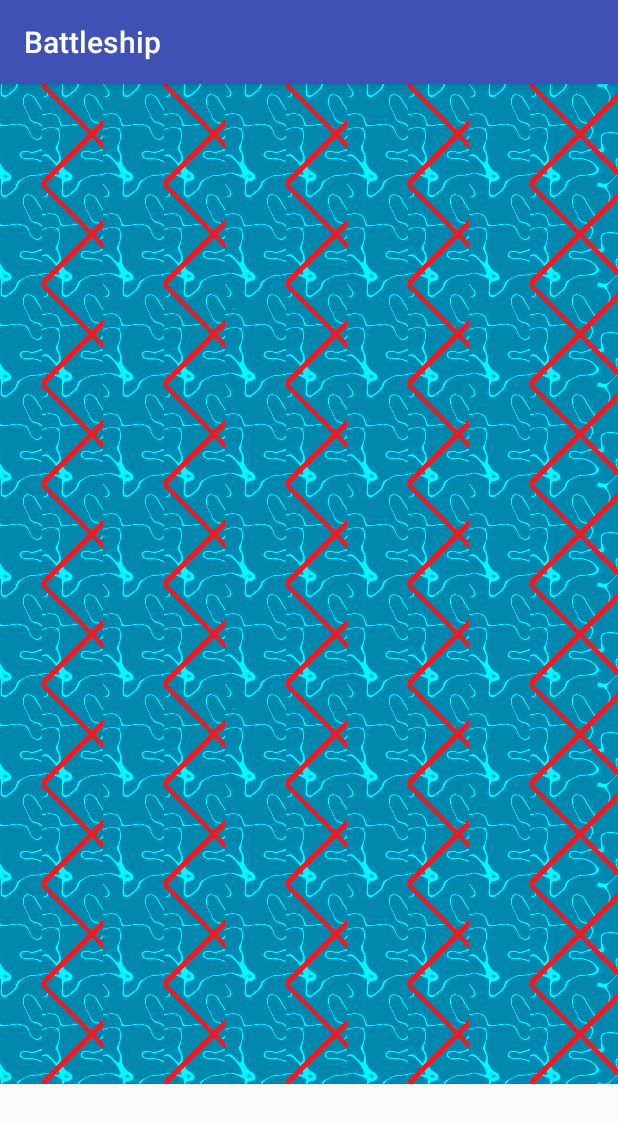
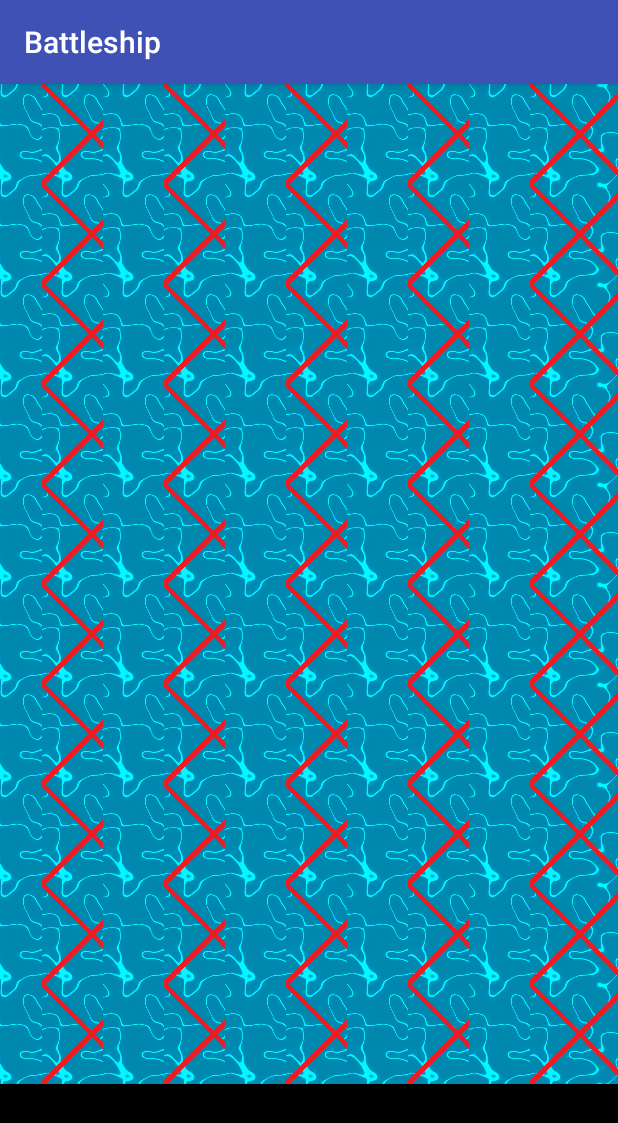
Before and after one commit to chclause/Battleship, an Android app: the PlayerActivity screen opened directly, with no data from a screen before it, on a phone screen of 412 x 824 dp. Shown: the top 1123 px of the screen. Run offline under Robolectric (Android 15) with nearby library versions, the phone set to English and light mode, and no system bars.

Commit message:
moving on

```diff
--- a/app/src/main/java/com/example/charlie/battleship/GridAdapter.kt
+++ b/app/src/main/java/com/example/charlie/battleship/GridAdapter.kt
@@ -1,6 +1,7 @@
 package com.example.charlie.battleship
 
 import android.content.Context
+import android.graphics.Color
 import android.view.View
 import android.view.ViewGroup
 import android.widget.BaseAdapter
@@ -18,6 +19,7 @@ class GridAdapter(getContext : Context) : BaseAdapter() {
         return 100
     }
 
+
     override fun getView(position: Int, convertView: View?, parent: ViewGroup?): View {
         // Load up a new custom square image if there are none with square dimensions and fill space
         //  otherwise just set it to return
@@ -25,13 +27,12 @@ class GridAdapter(getContext : Context) : BaseAdapter() {
         if (convertView == null) {
             imageView = SquareImageView(context)
             imageView.layoutParams = ViewGroup.LayoutParams(100, 100)
-            imageView.scaleType = ImageView.ScaleType.FIT_XY
+            imageView.scaleType = ImageView.ScaleType.CENTER_CROP
             imageView.setPadding(0,0,0,0)
         }
         else {
             imageView = convertView as SquareImageView
         }
-
         // Figure out what each tile should be
         if (position % 2 == 0) {
             imageView.setImageResource(R.drawable.oceantile)
@@ -39,7 +40,7 @@ class GridAdapter(getContext : Context) : BaseAdapter() {
         else {
             imageView.setImageResource(R.drawable.hit)
         }
+
         return imageView
     }
-
 }
--- a/app/src/main/java/com/example/charlie/battleship/PlayerActivity.kt
+++ b/app/src/main/java/com/example/charlie/battleship/PlayerActivity.kt
@@ -1,5 +1,6 @@
 package com.example.charlie.battleship
 
+import android.graphics.Color
 import android.support.v7.app.AppCompatActivity
 import android.os.Bundle
 import android.view.View
--- a/app/src/main/java/com/example/charlie/battleship/SquareImageView.kt
+++ b/app/src/main/java/com/example/charlie/battleship/SquareImageView.kt
@@ -4,9 +4,7 @@ import android.content.Context
 import android.util.AttributeSet
 import android.widget.ImageView
 
-/**
- * Created by Charlie on 11/1/2017.
- */
+
 class SquareImageView : ImageView {
     constructor(context: Context?) : super(context)
     constructor(context: Context?, attrs: AttributeSet?) : super(context, attrs)
--- a/app/src/main/res/layout/activity_player.xml
+++ b/app/src/main/res/layout/activity_player.xml
@@ -1,19 +1,23 @@
 <?xml version="1.0" encoding="utf-8"?>
-<android.support.constraint.ConstraintLayout xmlns:android="http://schemas.android.com/apk/res/android"
+<LinearLayout xmlns:android="http://schemas.android.com/apk/res/android"
     xmlns:app="http://schemas.android.com/apk/res-auto"
     xmlns:tools="http://schemas.android.com/tools"
     android:layout_width="match_parent"
     android:layout_height="match_parent"
+    android:background="#000000"
     tools:context="com.example.charlie.battleship.PlayerActivity">
 
     <GridView
-        android:layout_width="match_parent"
-        android:layout_height="match_parent"
+        android:layout_width="wrap_content"
+        android:layout_height="wrap_content"
         android:id="@+id/player1Grid"
         android:numColumns="10"
         android:gravity="center"
+        android:fadingEdgeLength="0px"
+        android:horizontalSpacing="0dp"
+        android:verticalSpacing="0dp"
         android:listSelector="@null"
         >
     </GridView>
 
-</android.support.constraint.ConstraintLayout>
+</LinearLayout>
```
